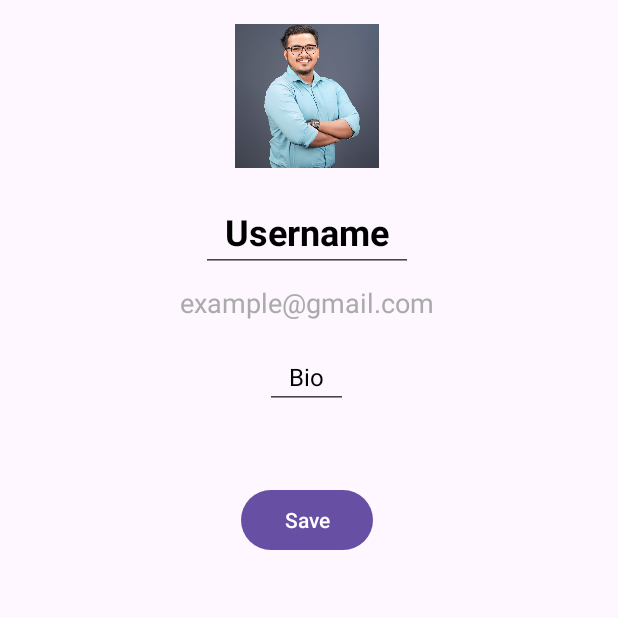
After one commit to jubayerappdev/Sigma-Chat, an Android app: the EditProfileFragment screen opened through its navigation route, on a phone screen of 412 x 824 dp, the top half of it. The commit adds this screen. Run offline under Robolectric (Android 15) with nearby library versions, the phone set to English and light mode, and no system bars; our stand-ins replace Firebase (no records; nobody signed in at launch, a user with empty details on screens opened directly); libraries missing offline, so code that uses them is left out: com.github.dhaval2404.imagepicker, com.karumi.dexter; pictures from the network do not load; 3 statements that could not run were skipped.

Commit message:
edit image added

```diff
--- a/app/build.gradle.kts
+++ b/app/build.gradle.kts
@@ -67,5 +67,11 @@ dependencies {
     implementation(libs.coil)
 
 
+    implementation(libs.dexter)
+    implementation(libs.imagepicker)
+    implementation(libs.activity.ktx)
+    implementation(libs.fragment.ktx)
+
+
 
 }
--- /dev/null
+++ b/app/src/main/java/com/creativeitinstitute/sigmachat/EditProfileFragment.kt
@@ -0,0 +1,194 @@
+package com.creativeitinstitute.sigmachat
+
+import android.app.Activity
+import android.net.Uri
+import android.os.Bundle
+import androidx.fragment.app.Fragment
+import android.view.LayoutInflater
+import android.view.View
+import android.view.ViewGroup
+import android.widget.Toast
+import androidx.activity.result.ActivityResult
+import androidx.activity.result.contract.ActivityResultContracts
+import androidx.navigation.fragment.findNavController
+import com.creativeitinstitute.sigmachat.databinding.FragmentEditProfileBinding
+import com.creativeitinstitute.sigmachat.nodes.DBNODES
+import com.creativeitinstitute.sigmachat.utils.User
+import com.github.dhaval2404.imagepicker.ImagePicker
+import com.google.firebase.database.DataSnapshot
+import com.google.firebase.database.DatabaseError
+import com.google.firebase.database.DatabaseReference
+import com.google.firebase.database.FirebaseDatabase
+import com.google.firebase.database.ValueEventListener
+import com.google.firebase.storage.FirebaseStorage
+import com.google.firebase.storage.StorageReference
+
+
+class EditProfileFragment : Fragment() {
+
+    lateinit var binding: FragmentEditProfileBinding
+
+    lateinit var userDB: DatabaseReference
+    lateinit var userStorage: StorageReference
+
+
+    private var userId = ""
+    private  var isProfileClicked = false
+    private lateinit var userProfileUri:Uri
+
+    private var imageLink:String = "no_data"
+
+
+
+    override fun onCreateView(
+        inflater: LayoutInflater, container: ViewGroup?,
+        savedInstanceState: Bundle?
+    ): View? {
+        // Inflate the layout for this fragment
+        binding = FragmentEditProfileBinding.inflate(inflater, container, false)
+
+        userDB= FirebaseDatabase.getInstance().reference
+        userStorage = FirebaseStorage.getInstance().reference
+
+        requireArguments().getString(USERID)?.let {
+            userId=it
+
+            getUserByID(it)
+        }
+        binding.saveUserBtn.setOnClickListener {
+
+            if (isProfileClicked && userProfileUri!=null){
+
+                uploadImage(userProfileUri)
+            }else{
+                var userMap:MutableMap<String, Any> = mutableMapOf()
+
+                userMap["fullName"] = binding.fullName.text.toString().trim()
+                userMap["bio"] = binding.bio.text.toString().trim()
+
+                userDB.child(DBNODES.USER).child(userId).updateChildren(userMap).addOnCompleteListener {
+                    if (it.isSuccessful){
+                        Toast.makeText(requireContext(),"Profile Updated! ", Toast.LENGTH_LONG).show()
+
+                    }else{
+                        Toast.makeText(requireContext(),"${it.exception?.message} ", Toast.LENGTH_LONG).show()
+                    }
+                }
+
+            }
+
+
+
+        }
+        binding.profileImage.setOnClickListener {
+            isProfileClicked = true
+            pickProfileImage()
+        }
+        return binding.root
+    }
+
+    private fun uploadImage(userProfileUri: Uri) {
+
+        val profileStorage:StorageReference =
+            userStorage.child("upload").child(userId).child("Profile-image")
+        profileStorage.putFile(userProfileUri).addOnCompleteListener {
+
+            if (it.isSuccessful){
+                profileStorage.downloadUrl.addOnSuccessListener {data->
+
+                    profileUpdateWithImage(data.toString())
+                    Toast.makeText(requireContext(), "Image Upload Successfully", Toast.LENGTH_LONG).show()
+
+
+                }
+            }
+        }
+
+    }
+
+    private fun profileUpdateWithImage(imageLink: String) {
+
+        var userMap:MutableMap<String, Any> = mutableMapOf()
+
+        userMap["fullName"] = binding.fullName.text.toString().trim()
+        userMap["profileImage"] = imageLink
+        userMap["bio"] = binding.bio.text.toString().trim()
+
+        userDB.child(DBNODES.USER).child(userId).updateChildren(userMap).addOnCompleteListener {
+            if (it.isSuccessful){
+                Toast.makeText(requireContext(),"Profile Updated! ", Toast.LENGTH_LONG).show()
+
+            }else{
+                Toast.makeText(requireContext(),"${it.exception?.message} ", Toast.LENGTH_LONG).show()
+            }
+        }
+    }
+
+    private fun pickProfileImage() {
+
+        ImagePicker.with(this)
+            .crop()	    			//Crop image(Optional), Check Customization for more option
+            .compress(512)			//Final image size will be less than 1 MB(Optional)
+            .maxResultSize(512, 512)	//Final image resolution will be less than 1080 x 1080(Optional)
+            .createIntent { intent ->
+                startForProfileImageResult.launch(intent)
+            }
+    }
+    private val startForProfileImageResult =
+        registerForActivityResult(ActivityResultContracts.StartActivityForResult()) { result: ActivityResult ->
+            val resultCode = result.resultCode
+            val data = result.data
+
+            when (resultCode) {
+                Activity.RESULT_OK -> {
+                    //Image Uri will not be null for RESULT_OK
+                    data?.data?.let {
+
+                        userProfileUri = it
+                        binding.profileImage.setImageURI(it)
+                    }
+
+
+
+                }
+                ImagePicker.RESULT_ERROR -> {
+                    Toast.makeText(requireContext(), ImagePicker.getError(data), Toast.LENGTH_SHORT).show()
+                }
+                else -> {
+                    Toast.makeText(requireContext(), "Task Cancelled", Toast.LENGTH_SHORT).show()
+                }
+            }
+        }
+
+    companion object{
+        const val USERID = "user_id_key"
+    }
+
+    private fun getUserByID(userId: String) {
+
+
+
+
+
+        userDB.child(DBNODES.USER).child(userId).addValueEventListener(
+            object : ValueEventListener {
+                override fun onDataChange(snapshot: DataSnapshot) {
+
+                    snapshot.getValue(User::class.java)?.let {
+                        binding.userEmail.text = it.email
+                        binding.bio.setText(it.bio)
+                        binding.fullName.setText(it.fullName)
+                    }
+
+                }
+                override fun onCancelled(error: DatabaseError) {
+
+                }
+
+            }
+        )
+
+    }
+
+
+}
--- a/app/src/main/java/com/creativeitinstitute/sigmachat/MainActivity.kt
+++ b/app/src/main/java/com/creativeitinstitute/sigmachat/MainActivity.kt
@@ -1,10 +1,17 @@
 package com.creativeitinstitute.sigmachat
 
 import android.os.Bundle
+import android.widget.Toast
 import androidx.activity.enableEdgeToEdge
 import androidx.appcompat.app.AppCompatActivity
 import androidx.core.view.ViewCompat
 import androidx.core.view.WindowInsetsCompat
+import com.karumi.dexter.Dexter
+import com.karumi.dexter.MultiplePermissionsReport
+import com.karumi.dexter.PermissionToken
+import com.karumi.dexter.listener.DexterError
+import com.karumi.dexter.listener.PermissionRequest
+import com.karumi.dexter.listener.multi.MultiplePermissionsListener
 
 class MainActivity : AppCompatActivity() {
 
@@ -12,6 +19,45 @@ class MainActivity : AppCompatActivity() {
         super.onCreate(savedInstanceState)
 
         setContentView(R.layout.activity_main)
+        requestPermission()
+
+    }
+
+    private fun requestPermission() {
+        Dexter.withContext(this).withPermissions(
+            android.Manifest.permission.CAMERA,
+            android.Manifest.permission.READ_EXTERNAL_STORAGE,
+            android.Manifest.permission.WRITE_EXTERNAL_STORAGE
+
+        ).withListener(object : MultiplePermissionsListener {
+            override fun onPermissionsChecked(p0: MultiplePermissionsReport?) {
+                if (p0 != null) {
+                    if (p0.areAllPermissionsGranted()) {
+                        Toast.makeText(
+                            this@MainActivity,
+                            "All Permission Granted",
+                            Toast.LENGTH_SHORT
+                        ).show()
+                    }
+                }
+                if (p0 != null) {
+                    if (p0.isAnyPermissionPermanentlyDenied) {
+
+                    }
+                }
+            }
+
+
+            override fun onPermissionRationaleShouldBeShown(
+                p0: MutableList<PermissionRequest>?,
+                p1: PermissionToken?
+            ) {
+                p1?.continuePermissionRequest()
+            }
+        }).withErrorListener { error: DexterError ->
+            Toast.makeText(applicationContext, "Error Occurred", Toast.LENGTH_SHORT).show()
+
+        }.onSameThread().check()
 
     }
 }
--- a/app/src/main/java/com/creativeitinstitute/sigmachat/views/home/HomeFragment.kt
+++ b/app/src/main/java/com/creativeitinstitute/sigmachat/views/home/HomeFragment.kt
@@ -6,12 +6,14 @@ import android.view.LayoutInflater
 import android.view.View
 import android.view.ViewGroup
 import androidx.navigation.fragment.findNavController
+import coil.load
 import com.creativeitinstitute.sigmachat.ProfileFragment
 import com.creativeitinstitute.sigmachat.R
 import com.creativeitinstitute.sigmachat.databinding.FragmentHomeBinding
 import com.creativeitinstitute.sigmachat.nodes.DBNODES
 import com.creativeitinstitute.sigmachat.utils.User
 import com.google.firebase.auth.FirebaseAuth
+import com.google.firebase.auth.FirebaseUser
 import com.google.firebase.database.DataSnapshot
 import com.google.firebase.database.DatabaseError
 import com.google.firebase.database.DatabaseReference
@@ -27,6 +29,14 @@ class HomeFragment : Fragment() , UserAdapter.UserListener{
 
     val userList: MutableList<User> = mutableListOf()
 
+    private val jAuth = FirebaseAuth.getInstance()
+
+    private lateinit var firebaseUser: FirebaseUser
+
+    private var currentUser: User?=null
+
+    val bundle = Bundle()
+
     override fun onCreateView(
         inflater: LayoutInflater, container: ViewGroup?,
         savedInstanceState: Bundle?
@@ -35,8 +45,19 @@ class HomeFragment : Fragment() , UserAdapter.UserListener{
         binding = FragmentHomeBinding.inflate(inflater,container,false)
         userDB = FirebaseDatabase.getInstance().reference
 
+        FirebaseAuth.getInstance().currentUser?.let {
+
+            firebaseUser = it
+        }
+        binding.topBar.profileImage.setOnClickListener {
+            currentUser?.let {
+                bundle.putString(ProfileFragment.USERID, it.userId)
+                findNavController().navigate(R.id.action_homeFragment_to_profileFragment, bundle)
+            }
+        }
+
         binding.topBar.logoutBtn.setOnClickListener {
-            val jAuth = FirebaseAuth.getInstance()
+
 
             jAuth.signOut().apply {
                 findNavController().navigate(R.id.action_homeFragment_to_loginFragment)
@@ -61,7 +82,15 @@ class HomeFragment : Fragment() , UserAdapter.UserListener{
                     snapshot.children.forEach {
 
                         val user:User = it.getValue(User::class.java)!!
-                        userList.add(user)
+
+                        if (firebaseUser.uid!=user.userId){
+                            userList.add(user)
+                        }else{
+                            currentUser=user
+                            setProfile()
+                        }
+
+
                     }
 
                     adapter.submitList(userList)
@@ -78,9 +107,15 @@ class HomeFragment : Fragment() , UserAdapter.UserListener{
 
     }
 
+    private fun setProfile() {
+        currentUser?.let {
+            binding.topBar.profileImage.load("https://pbs.twimg.com/media/F3tVQbJWUAEOXJB.jpg")
+        }
+    }
+
     override fun userItemClick(user: User) {
 
-        val bundle = Bundle()
+
         bundle.putString(ProfileFragment.USERID, user.userId)
 
         findNavController().navigate(R.id.action_homeFragment_to_profileFragment, bundle)
--- /dev/null
+++ b/app/src/main/res/layout/fragment_edit_profile.xml
@@ -0,0 +1,60 @@
+<?xml version="1.0" encoding="utf-8"?>
+<LinearLayout xmlns:android="http://schemas.android.com/apk/res/android"
+    xmlns:tools="http://schemas.android.com/tools"
+    android:layout_width="match_parent"
+    android:layout_height="match_parent"
+    android:orientation="vertical"
+    android:gravity="center_horizontal"
+    android:padding="16dp"
+    tools:context=".EditProfileFragment">
+
+    <ImageView
+        android:id="@+id/profileImage"
+        android:layout_gravity="center_horizontal"
+        android:contentDescription="Profile Image"
+        android:scaleType="centerCrop"
+        android:src="@drawable/imgq"
+        android:layout_width="96dp"
+        android:layout_height="96dp" />
+
+    <EditText
+        android:id="@+id/fullName"
+        android:paddingHorizontal="16dp"
+        android:gravity="center"
+        android:layout_marginTop="16dp"
+        android:text="Username"
+        android:textSize="24sp"
+        android:textColor="@color/black"
+        android:textStyle="bold"
+        android:layout_gravity="center_horizontal"
+        android:layout_width="wrap_content"
+        android:layout_height="wrap_content"/>
+    <TextView
+        android:id="@+id/userEmail"
+        android:layout_marginTop="8dp"
+        android:text="example@gmail.com"
+        android:textSize="18sp"
+        android:textColor="@android:color/darker_gray"
+        android:layout_gravity="center_horizontal"
+        android:layout_width="wrap_content"
+        android:layout_height="wrap_content"/>
+    <EditText
+        android:id="@+id/bio"
+        android:gravity="center"
+        android:paddingHorizontal="16dp"
+        android:layout_marginTop="16dp"
+        android:text="Bio"
+        android:textSize="16sp"
+        android:textColor="@android:color/black"
+        android:layout_gravity="center_horizontal"
+        android:layout_width="wrap_content"
+        android:layout_height="wrap_content"/>
+
+    <Button
+        android:id="@+id/saveUserBtn"
+        android:layout_margin="50dp"
+        android:text="Save"
+        android:layout_width="wrap_content"
+        android:layout_height="wrap_content"/>
+
+</LinearLayout>
--- a/app/src/main/res/navigation/main_nav.xml
+++ b/app/src/main/res/navigation/main_nav.xml
@@ -45,5 +45,14 @@
         android:id="@+id/profileFragment"
         android:name="com.creativeitinstitute.sigmachat.ProfileFragment"
         android:label="fragment_profile"
-        tools:layout="@layout/fragment_profile" />
+        tools:layout="@layout/fragment_profile" >
+        <action
+            android:id="@+id/action_profileFragment_to_editProfileFragment"
+            app:destination="@id/editProfileFragment" />
+    </fragment>
+    <fragment
+        android:id="@+id/editProfileFragment"
+        android:name="com.creativeitinstitute.sigmachat.EditProfileFragment"
+        android:label="fragment_edit_profile"
+        tools:layout="@layout/fragment_edit_profile" />
 </navigation>
--- a/settings.gradle.kts
+++ b/settings.gradle.kts
@@ -16,6 +16,7 @@ dependencyResolutionManagement {
     repositories {
         google()
         mavenCentral()
+        maven { url = uri("https://www.jitpack.io" ) }
     }
 }
 
```
Also changed, not shown: app/src/main/AndroidManifest.xml (+12 -0 lines), app/src/main/java/com/creativeitinstitute/sigmachat/ProfileFragment.kt (+31 -3 lines), gradle/libs.versions.toml (+19 -5 lines).
